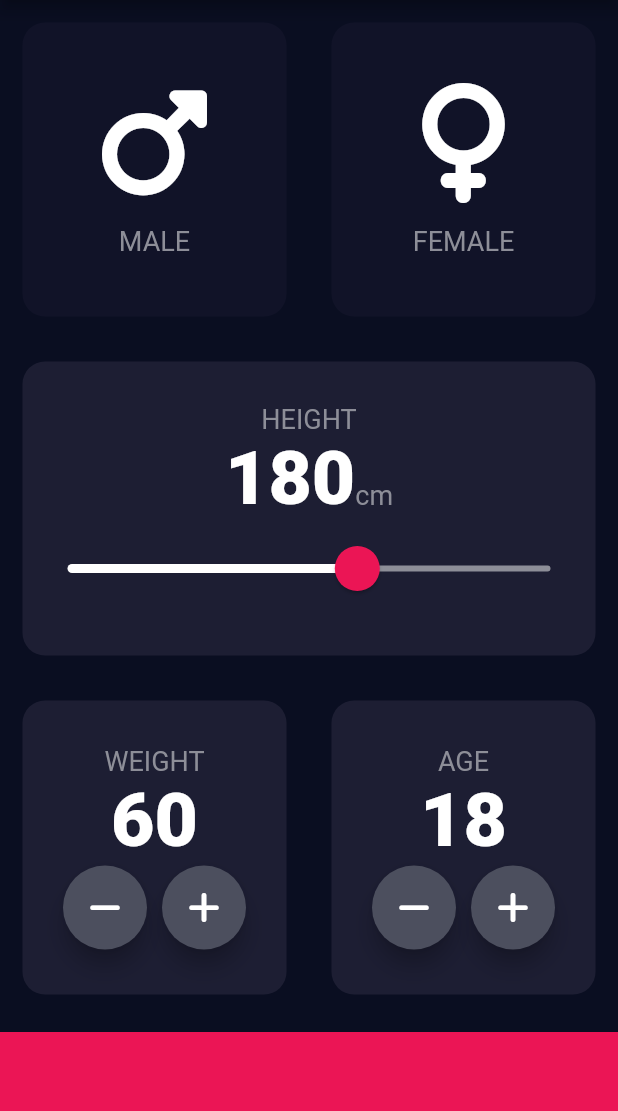
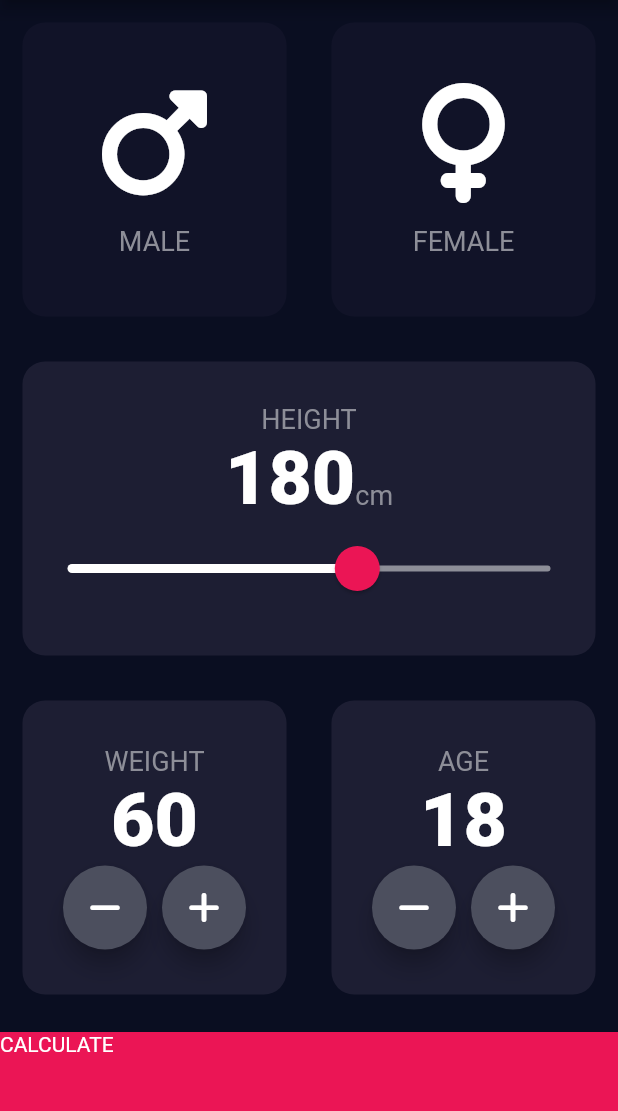
Before and after one commit to mrudulmohan007/bmi-calculator, a Flutter app: the screen it shows after launch, on a phone screen of 412 x 824 dp, the part 84-1195 px from its top. Run offline on Flutter 3.47's test engine with Material 2 defaults, Android fonts, the phone set to English and light mode, and no system bars; our stand-ins replace font_awesome_flutter.

```diff
--- a/bmicalculatorapp/lib/input_page.dart
+++ b/bmicalculatorapp/lib/input_page.dart
@@ -207,11 +207,15 @@ class _InputPageState extends State<InputPage> {
                 ),
               ],
             )),
-            Container(
-              color: kBottomContainerColour,
-              margin: const EdgeInsets.only(top: 10.0),
-              width: double.infinity,
-              height: kBottomContainerHeight,
+            GestureDetector(
+              onTap: () {},
+              child: Container(
+                child: Text('CALCULATE'),
+                color: kBottomContainerColour,
+                margin: const EdgeInsets.only(top: 10.0),
+                width: double.infinity,
+                height: kBottomContainerHeight,
+              ),
             ),
           ],
         ));
```
Also changed, not shown: bmicalculatorapp/lib/results_page.dart (added, +15 -0 lines).
